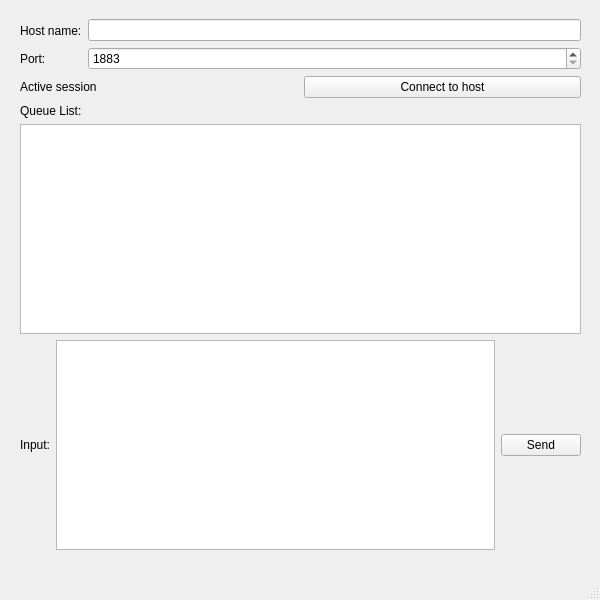
First picture: the form in mainwindow.ui, repository hsynydn/mqtt_client, before the edit.
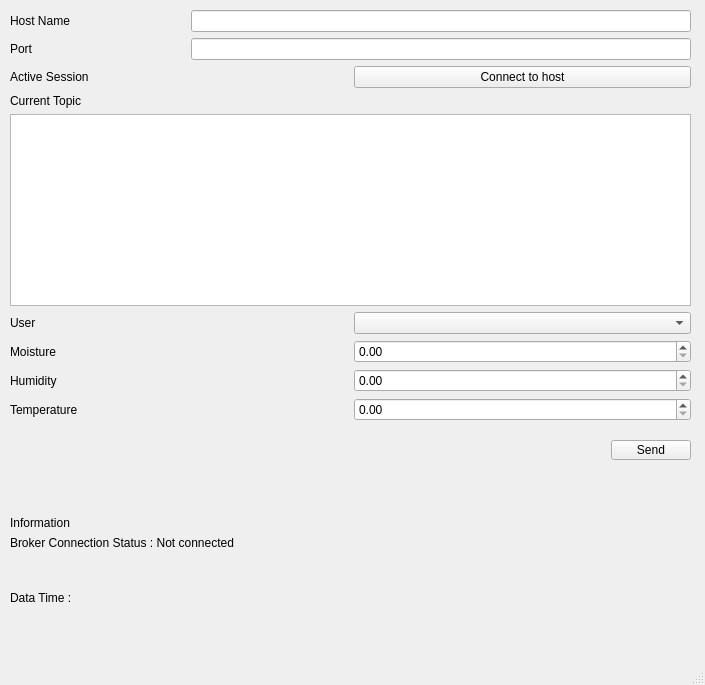
Second picture: the form after the edit.

Commit message:
Send Payload as JSON
Add a function named getPayloadAsJson which converts data into JSON format

Diff of the .ui file:
```diff
--- a/mainwindow.ui
+++ b/mainwindow.ui
@@ -6,8 +6,8 @@
    <rect>
     <x>0</x>
     <y>0</y>
-    <width>600</width>
-    <height>600</height>
+    <width>705</width>
+    <height>685</height>
    </rect>
   </property>
   <property name="windowTitle">
@@ -17,48 +17,82 @@
    <widget class="QWidget" name="layoutWidget">
     <property name="geometry">
      <rect>
-      <x>20</x>
-      <y>19</y>
-      <width>561</width>
-      <height>531</height>
+      <x>10</x>
+      <y>10</y>
+      <width>681</width>
+      <height>631</height>
      </rect>
     </property>
     <layout class="QVBoxLayout" name="verticalLayout_3">
      <item>
-      <layout class="QHBoxLayout" name="broker_information">
+      <layout class="QVBoxLayout" name="layout_broker_info">
+       <property name="sizeConstraint">
+        <enum>QLayout::SetMinimumSize</enum>
+       </property>
        <item>
-        <layout class="QVBoxLayout" name="verticalLayout_2">
+        <layout class="QHBoxLayout" name="layout_broker_name">
+         <property name="sizeConstraint">
+          <enum>QLayout::SetMinimumSize</enum>
+         </property>
          <item>
-          <widget class="QLabel" name="label_2">
+          <widget class="QLabel" name="label_host_name">
            <property name="text">
-            <string>Host name:</string>
+            <string>Host Name</string>
            </property>
           </widget>
          </item>
          <item>
-          <widget class="QLabel" name="label_3">
-           <property name="text">
-            <string>Port:</string>
+          <widget class="QLineEdit" name="lineEdit_host_name">
+           <property name="maximumSize">
+            <size>
+             <width>500</width>
+             <height>16777215</height>
+            </size>
            </property>
           </widget>
          </item>
         </layout>
        </item>
        <item>
-        <layout class="QVBoxLayout" name="verticalLayout">
+        <layout class="QHBoxLayout" name="layout_broker_port">
+         <property name="sizeConstraint">
+          <enum>QLayout::SetMinimumSize</enum>
+         </property>
          <item>
-          <widget class="QLineEdit" name="editView_brokerAddress"/>
+          <widget class="QLabel" name="label_broker_port">
+           <property name="text">
+            <string>Port</string>
+           </property>
+          </widget>
          </item>
          <item>
-          <widget class="QSpinBox" name="spinBox_brokerPort">
-           <property name="minimum">
-            <number>1883</number>
+          <widget class="QLineEdit" name="lineEdit_broker_port">
+           <property name="maximumSize">
+            <size>
+             <width>500</width>
+             <height>16777215</height>
+            </size>
            </property>
-           <property name="maximum">
-            <number>9999</number>
+          </widget>
+         </item>
+        </layout>
+       </item>
+       <item>
+        <layout class="QHBoxLayout" name="layout_broker_connection">
+         <property name="sizeConstraint">
+          <enum>QLayout::SetMinimumSize</enum>
+         </property>
+         <item>
+          <widget class="QLabel" name="label_active_session">
+           <property name="text">
+            <string>Active Session</string>
            </property>
-           <property name="stepType">
-            <enum>QAbstractSpinBox::DefaultStepType</enum>
+          </widget>
+         </item>
+         <item>
+          <widget class="QPushButton" name="pushButton_connect">
+           <property name="text">
+            <string>Connect to host</string>
            </property>
           </widget>
          </item>
@@ -67,67 +101,169 @@
       </layout>
      </item>
      <item>
-      <layout class="QHBoxLayout" name="connect_status">
+      <layout class="QVBoxLayout" name="layout_queue_info">
+       <property name="sizeConstraint">
+        <enum>QLayout::SetMinimumSize</enum>
+       </property>
        <item>
-        <widget class="QLabel" name="label">
-         <property name="text">
-          <string>Active session</string>
+        <layout class="QHBoxLayout" name="layout_current_topic">
+         <property name="sizeConstraint">
+          <enum>QLayout::SetMinimumSize</enum>
          </property>
-        </widget>
+         <item alignment="Qt::AlignVCenter">
+          <widget class="QLabel" name="label_current_topic">
+           <property name="text">
+            <string>Current Topic</string>
+           </property>
+          </widget>
+         </item>
+         <item alignment="Qt::AlignRight|Qt::AlignVCenter">
+          <widget class="QLabel" name="label_none">
+           <property name="text">
+            <string>&lt;none&gt;</string>
+           </property>
+          </widget>
+         </item>
+        </layout>
        </item>
        <item>
-        <widget class="QPushButton" name="pushButton_connect">
-         <property name="text">
-          <string>Connect to host</string>
+        <layout class="QHBoxLayout" name="layout_topic_list">
+         <property name="sizeConstraint">
+          <enum>QLayout::SetMinimumSize</enum>
          </property>
-        </widget>
+         <item alignment="Qt::AlignTop">
+          <widget class="QListWidget" name="listWidget_topic_list">
+           <property name="maximumSize">
+            <size>
+             <width>16777215</width>
+             <height>200</height>
+            </size>
+           </property>
+          </widget>
+         </item>
+        </layout>
        </item>
       </layout>
      </item>
      <item>
-      <layout class="QHBoxLayout" name="selected_topic">
+      <layout class="QVBoxLayout" name="layout_sensor_info">
+       <property name="sizeConstraint">
+        <enum>QLayout::SetMinimumSize</enum>
+       </property>
        <item>
-        <widget class="QLabel" name="label_4">
-         <property name="text">
-          <string>Queue List:</string>
-         </property>
-        </widget>
+        <layout class="QHBoxLayout" name="layout_user_info">
+         <item>
+          <widget class="QLabel" name="label_user">
+           <property name="text">
+            <string>User</string>
+           </property>
+          </widget>
+         </item>
+         <item>
+          <widget class="QComboBox" name="comboBox_user">
+           <property name="sizePolicy">
+            <sizepolicy hsizetype="Maximum" vsizetype="Fixed">
+             <horstretch>0</horstretch>
+             <verstretch>0</verstretch>
+            </sizepolicy>
+           </property>
+           <property name="maximumSize">
+            <size>
+             <width>500</width>
+             <height>16777215</height>
+            </size>
+           </property>
+          </widget>
+         </item>
+        </layout>
        </item>
        <item>
-        <widget class="QLabel" name="label_currentTopic">
-         <property name="text">
-          <string>&lt;none&gt;</string>
-         </property>
-         <property name="alignment">
-          <set>Qt::AlignRight|Qt::AlignTrailing|Qt::AlignVCenter</set>
-         </property>
-        </widget>
+        <layout class="QHBoxLayout" name="layout_moisture_info">
+         <item>
+          <widget class="QLabel" name="label_moisture">
+           <property name="text">
+            <string>Moisture</string>
+           </property>
+          </widget>
+         </item>
+         <item>
+          <widget class="QDoubleSpinBox" name="doubleSpinBox_moisture"/>
+         </item>
+        </layout>
        </item>
+       <item>
+        <layout class="QHBoxLayout" name="layout_humidity_info">
+         <item>
+          <widget class="QLabel" name="label_humidity">
+           <property name="text">
+            <string>Humidity</string>
+           </property>
+          </widget>
+         </item>
+         <item>
+          <widget class="QDoubleSpinBox" name="doubleSpinBox_humidity"/>
+         </item>
+        </layout>
+       </item>
+       <item>
+        <layout class="QHBoxLayout" name="layout_temperature_info">
+         <item>
+          <widget class="QLabel" name="label_temperature">
+           <property name="text">
+            <string>Temperature</string>
+           </property>
+          </widget>
+         </item>
+         <item>
+          <widget class="QDoubleSpinBox" name="doubleSpinBox_temperature"/>
+         </item>
+        </layout>
+       </item>
+       <item>
+        <layout class="QHBoxLayout" name="layout_send_button">
+         <item alignment="Qt::AlignRight|Qt::AlignVCenter">
+          <widget class="QPushButton" name="pushButton_send">
+           <property name="sizePolicy">
+            <sizepolicy hsizetype="Preferred" vsizetype="Preferred">
+             <horstretch>5</horstretch>
+             <verstretch>0</verstretch>
+            </sizepolicy>
+           </property>
+           <property name="maximumSize">
+            <size>
+             <width>500</width>
+             <height>20</height>
+            </size>
+           </property>
+           <property name="text">
+            <string>Send</string>
+           </property>
+          </widget>
+         </item>
+        </layout>
+       </item>
       </layout>
      </item>
      <item>
-      <widget class="QListWidget" name="listWidget_topicList">
-       <property name="currentRow">
-        <number>-1</number>
-       </property>
-      </widget>
-     </item>
-     <item>
-      <layout class="QHBoxLayout" name="payload">
-       <item>
-        <widget class="QLabel" name="label_5">
+      <layout class="QVBoxLayout" name="layout_console">
+       <item alignment="Qt::AlignBottom">
+        <widget class="QLabel" name="label_information">
          <property name="text">
-          <string>Input:</string>
+          <string>Information</string>
          </property>
         </widget>
        </item>
-       <item>
-        <widget class="QPlainTextEdit" name="payloadEdit"/>
+       <item alignment="Qt::AlignTop">
+        <widget class="QLabel" name="label_connection_status">
+         <property name="text">
+          <string>Broker Connection Status : Not connected</string>
+         </property>
+        </widget>
        </item>
-       <item>
-        <widget class="QPushButton" name="pushButton_send">
+       <item alignment="Qt::AlignTop">
+        <widget class="QLabel" name="label_progress_feedback">
          <property name="text">
-          <string>Send</string>
+          <string>Data Time :</string>
          </property>
         </widget>
        </item>
```
Left out of the diff: 6 changed lines with no effect on the pictures. The commit also changes 2 other files.
